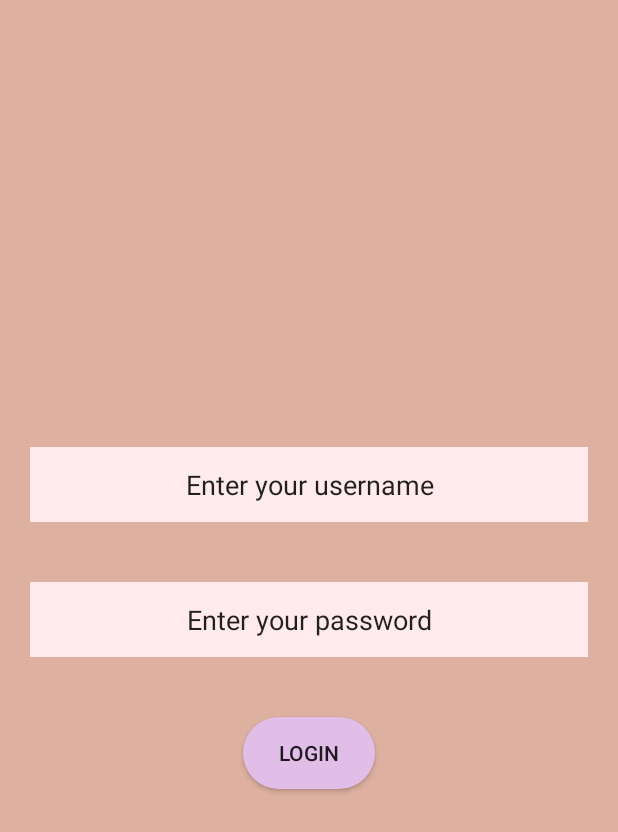
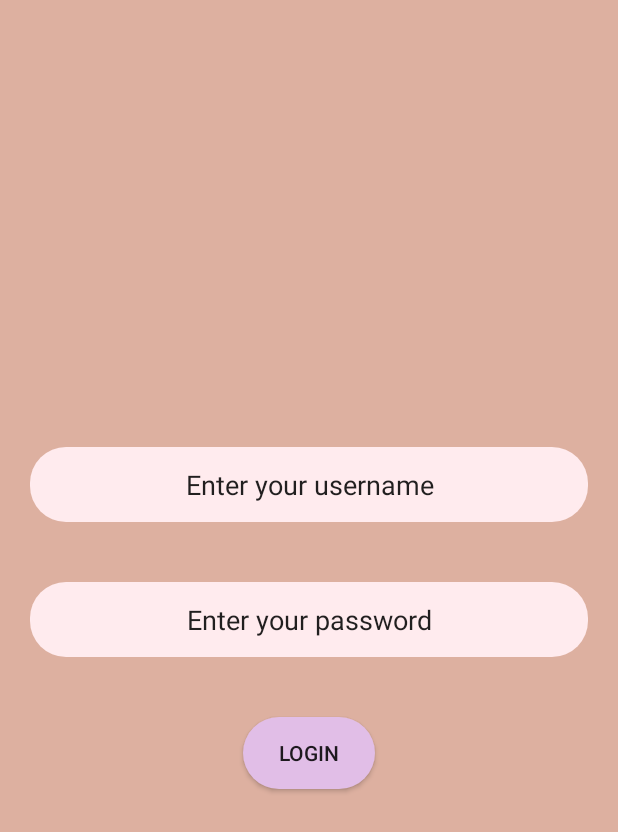
Before and after one commit to cvam77/ZayvE, an Android app: the screen it shows after launch (MainActivity), on a phone screen of 412 x 824 dp. Shown: the top 832 px of the screen. Run offline under Robolectric (Android 15) with nearby library versions, the phone set to English and light mode, and no system bars.

Commit message:
14th Sep

```diff
--- /dev/null
+++ b/app/src/main/res/drawable/rounded_corners_edittext.xml
@@ -0,0 +1,5 @@
+<?xml version="1.0" encoding="utf-8"?>
+<shape xmlns:android="http://schemas.android.com/apk/res/android">
+    <corners android:radius="24dp" />
+    <solid android:color="@color/loginEditTextColor" />
+</shape>
--- a/app/src/main/res/layout/activity_main.xml
+++ b/app/src/main/res/layout/activity_main.xml
@@ -17,7 +17,7 @@
         android:layout_width="match_parent"
         android:layout_height="50dp"
         android:text="Enter your username"
-        android:background="@color/loginEditTextColor"
+        android:background="@drawable/rounded_corners_edittext"
         android:gravity="center"
         />
 
@@ -29,7 +29,7 @@
         android:inputType="textPersonName"
         android:text="Enter your password"
         android:gravity="center"
-        android:background="@color/loginEditTextColor"/>
+        android:background="@drawable/rounded_corners_edittext"/>
 
     <Button
         android:layout_width="wrap_content"
```
